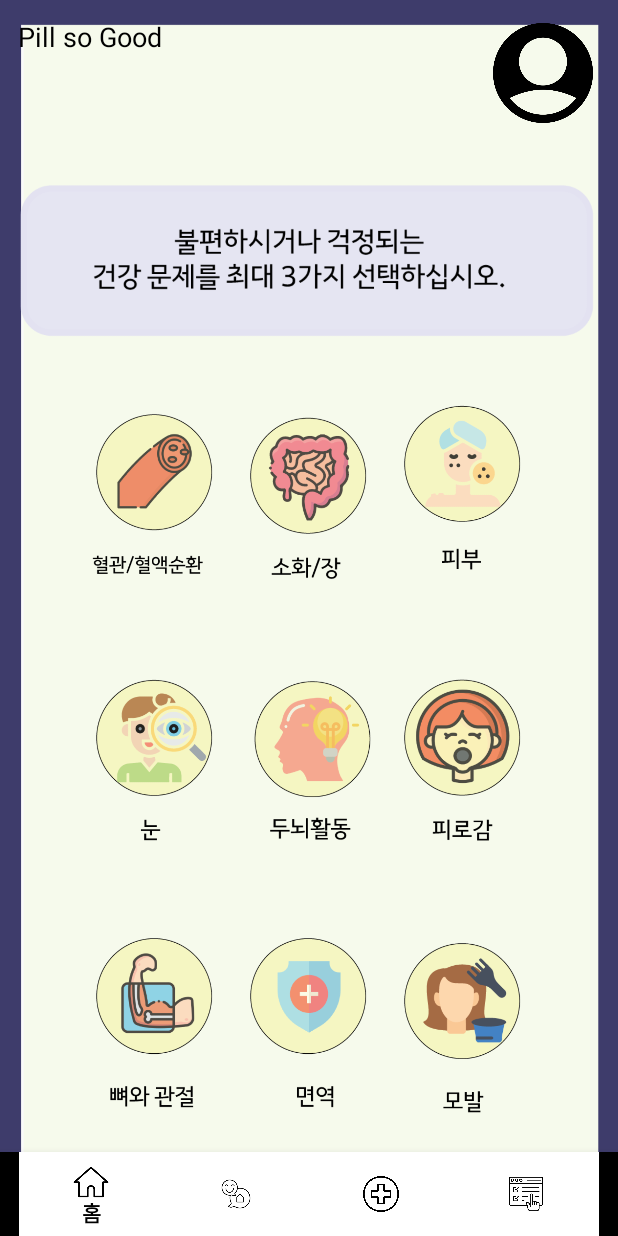
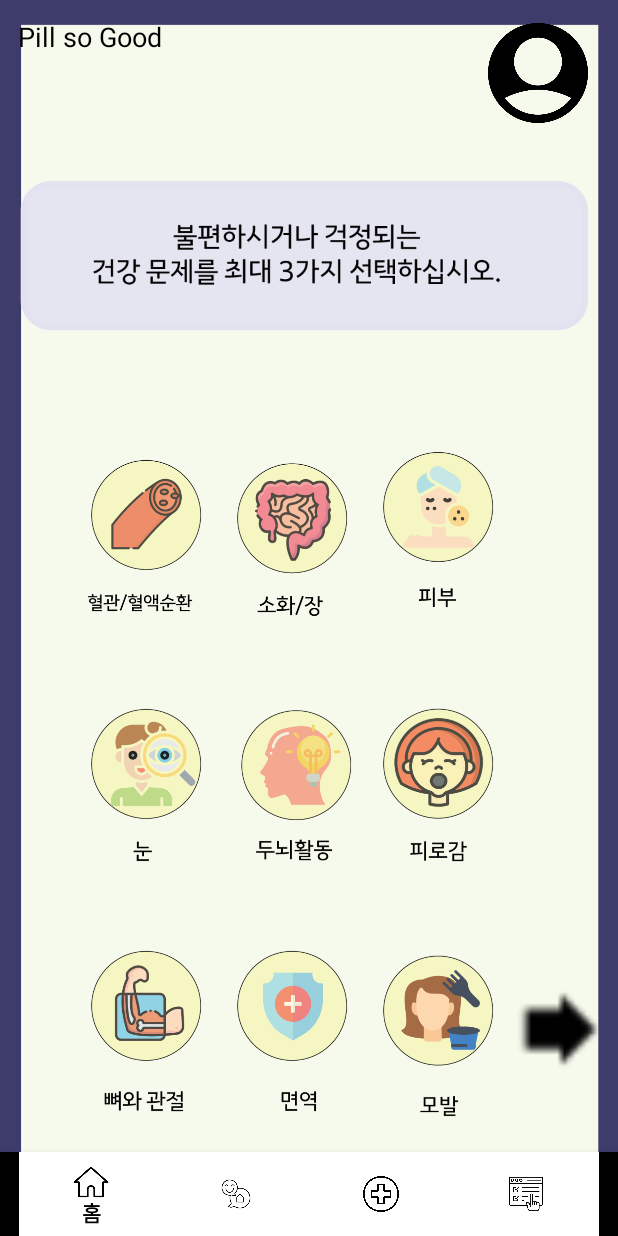
Before and after one commit to gkscoals22/pill_so_good, an Android app: the screen it shows after launch (MainActivity), after a tap on an icon or button, on a phone screen of 412 x 824 dp. Run offline under Robolectric (Android 15) with nearby library versions, the phone set to English and light mode, and no system bars.

Commit message:
Apply rule in surbey layout.(max 3 selected images)

```diff
--- a/app/src/main/res/layout/home_question_investigation.xml
+++ b/app/src/main/res/layout/home_question_investigation.xml
@@ -32,7 +32,7 @@
             android:scaleType="fitEnd" />
     </TableRow>
 
-    <TableRow android:layout_weight="0.7">
+    <TableRow android:layout_weight="0.6">
 
         <ImageView
             android:id="@+id/imageview10"
@@ -43,6 +43,18 @@
             android:paddingLeft="10dp"
             android:paddingRight="10dp"
             android:scaleType="fitCenter" />
+    </TableRow>
+    <TableRow android:layout_weight="0.1">
+        <TextView
+            android:id="@+id/textview2"
+            android:layout_width="wrap_content"
+            android:layout_height="wrap_content"
+            android:layout_span="8"
+            android:adjustViewBounds="true"
+            android:padding="5dp"
+            android:layout_gravity="center|center_vertical"
+            android:textColor="#FF0000"
+            android:textSize="20sp" />
     </TableRow>
     <TableRow
         android:layout_weight="2">
@@ -128,5 +140,13 @@
             android:layout_span="2"
             android:scaleType="fitCenter"
             />
+        <ImageView
+            android:id="@+id/next_image"
+            android:layout_width="wrap_content"
+            android:layout_height="match_parent"
+            android:adjustViewBounds="true"
+            android:layout_span="1"
+            android:scaleType="fitCenter"
+            />
     </TableRow>
 </TableLayout>
```
Also changed, not shown: app/src/main/java/com/example/pillsogood/home_question_investigation.java (+67 -17 lines), app/src/main/res/drawable/next.png (added).
